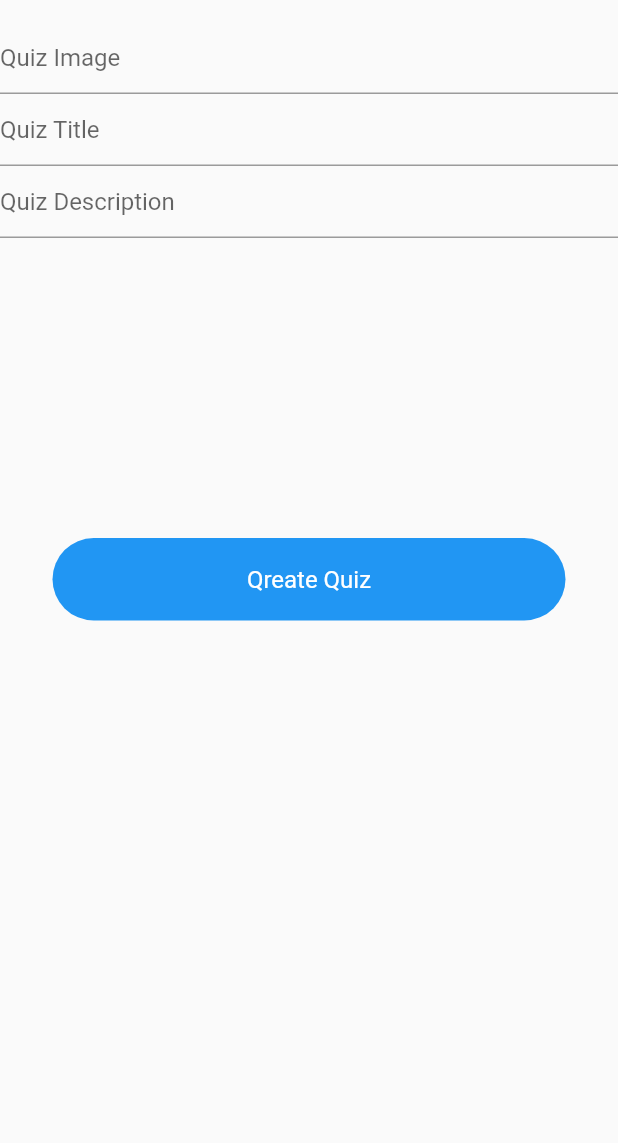
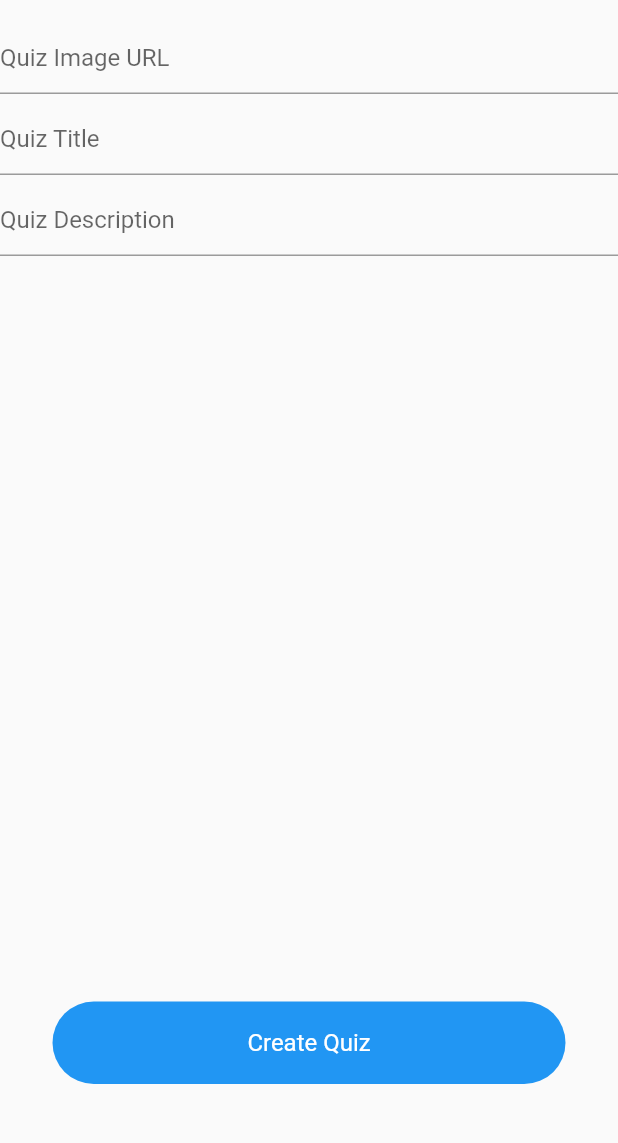
Before and after one commit to mohi-nettari/QuizMaker, a Flutter app: the creatquiz screen opened directly, on a phone screen of 412 x 824 dp, the part 62-1205 px from its top. Run offline on Flutter 3.47's test engine with Material 2 defaults, Android fonts, the phone set to English and light mode, and no system bars; our stand-ins replace cloud_firestore, firebase_auth, firebase_core, random_string; missing offline and left inert: dart:html; accounts and stored records are empty.

Commit message:
create_quiz and add a qustion featurs added

```diff
--- a/lib/models/simpleUser.dart
+++ b/lib/models/simpleUser.dart
@@ -1,6 +1,4 @@
 class SimpleUser {
-
   final String uid;
   SimpleUser({required this.uid});
-
 }
--- a/lib/views/create_quiz.dart
+++ b/lib/views/create_quiz.dart
@@ -1,6 +1,11 @@
+import 'dart:html';
+
 import 'package:flutter/material.dart';
+import 'package:quizmaker/services/database.dart';
+import 'package:random_string/random_string.dart';
 
 import '../widgets/widgets.dart';
+import 'AddQuistions.dart';
 
 class creatquiz extends StatefulWidget {
   const creatquiz({Key? key}) : super(key: key);
@@ -10,6 +15,33 @@ class creatquiz extends StatefulWidget {
 }
 
 class _creatquizState extends State<creatquiz> {
+  final _formKey = GlobalKey<FormState>();
+  late String imageUrl, quizName, quizDesc, quizId;
+  DatabaseService databaseService = new DatabaseService();
+  bool _isLoading = false;
+
+  createQuizOnline() async {
+    if (_formKey.currentState!.validate()) {
+      setState(() {
+        _isLoading = true;
+      });
+      quizId = randomAlphaNumeric(16);
+      Map<String, String> quizMap = {
+        "quizId": quizId,
+        "quizTitle": quizName,
+        "quizImage": imageUrl,
+      };
+
+      await databaseService.addQuizData(quizMap, quizId).then((value) {
+        setState(() {
+          _isLoading = false;
+        });
+        Navigator.pushReplacement(
+            context, MaterialPageRoute(builder: (context) => AddQuistions(quizId)));
+      });
+    }
+  }
+
   @override
   Widget build(BuildContext context) {
     return Scaffold(
@@ -22,51 +54,63 @@ class _creatquizState extends State<creatquiz> {
         brightness: Brightness.light,
       ),
       body: Form(
-        child : Container(
+        key: _formKey,
+        child: _isLoading
+            ? Container(
+                child: Center(
+                  child: CircularProgressIndicator(),
+                ),
+              )
+            : Container(
                 child: Column(
                   children: [
                     TextFormField(
-              validator: (val){ val!.isEmpty ? "Enter a correct quiz Image" : null ;},
-              decoration: InputDecoration(
-                  hintText: "Quiz Image"
-              ) ,
-              onChanged: (val){
+                      validator: (val) {
+                        val!.isEmpty ? "Enter a correct quiz Image" : null;
+                      },
+                      decoration: InputDecoration(hintText: "Quiz Image URL"),
+                      onChanged: (val) {
+                        //TODO
+                        imageUrl = val;
                       },
                     ),
+                    SizedBox(
+                      height: 6,
+                    ),
                     TextFormField(
-              validator: (val){ val!.isEmpty ? "Enter a correct Quiz Title" : null ;},
-              decoration: InputDecoration(
-                  hintText: "Quiz Title"
-              ) ,
-              onChanged: (val){
+                      validator: (val) {
+                        val!.isEmpty ? "Enter a correct Quiz Title" : null;
+                      },
+                      decoration: InputDecoration(hintText: "Quiz Title"),
+                      onChanged: (val) {
+                        //TODO
+                        quizName = val;
                       },
                     ),
+                    SizedBox(
+                      height: 6,
+                    ),
                     TextFormField(
-              validator: (val){ val!.isEmpty ? "Enter a correct Quiz Description" : null ;},
-              decoration: InputDecoration(
-                  hintText: "Quiz Description"
-              ) ,
-              onChanged: (val){
+                      validator: (val) {
+                        val!.isEmpty
+                            ? "Enter a correct Quiz Description"
+                            : null;
+                      },
+                      decoration: InputDecoration(hintText: "Quiz Description"),
+                      onChanged: (val) {
+                        //TODO
+                        quizDesc = val;
                       },
                     ),
-            SizedBox(height: 200,),
+                    Spacer(),
                     GestureDetector(
-              onTap: ()  {
-                //create a quiz
+                        onTap: () {
+                          //create quiz event
+                          createQuizOnline();
                         },
-              child: Container(
-                alignment: Alignment.center,
-                width: MediaQuery.of(context).size.width,
-                margin: EdgeInsets.fromLTRB(35, 0, 35, 0),
-                padding: EdgeInsets.symmetric(horizontal: 20, vertical: 18),
-                decoration: BoxDecoration(
-                    color: Colors.blue,
-                    borderRadius: BorderRadius.circular(30)),
-                child: Text(
-                  "Qreate Quiz",
-                  style: TextStyle(fontSize: 16, color: Colors.white),
-                ),
-              ),
+                        child: blueButton(context : context, name: "Create Quiz")),
+                    SizedBox(
+                      height: 60,
                     ),
                   ],
                 ),
--- a/lib/widgets/widgets.dart
+++ b/lib/widgets/widgets.dart
@@ -1,14 +1,34 @@
 import 'package:flutter/material.dart';
 
-Widget appBar(BuildContext context){
+Widget appBar(BuildContext context) {
   return RichText(
     textAlign: TextAlign.center,
     text: TextSpan(
       style: TextStyle(fontSize: 22),
       children: const <TextSpan>[
-        TextSpan(text: 'Quiz', style: TextStyle(fontWeight: FontWeight.w600,color: Colors.black54)),
-        TextSpan(text: 'Maker',style: TextStyle(fontWeight: FontWeight.w600,color: Colors.blue)),
+        TextSpan(
+            text: 'Quiz',
+            style:
+                TextStyle(fontWeight: FontWeight.w600, color: Colors.black54)),
+        TextSpan(
+            text: 'Maker',
+            style: TextStyle(fontWeight: FontWeight.w600, color: Colors.blue)),
       ],
     ),
   );
 }
+
+Widget blueButton({required BuildContext context,required String name,buttonWidth}) {
+  return Container(
+    alignment: Alignment.center,
+    width:buttonWidth != null ? buttonWidth : MediaQuery.of(context).size.width - 48,
+    margin: EdgeInsets.fromLTRB(35, 0, 35, 0),
+    padding: EdgeInsets.symmetric(horizontal: 20, vertical: 18),
+    decoration: BoxDecoration(
+        color: Colors.blue, borderRadius: BorderRadius.circular(30)),
+    child: Text(
+      name,
+      style: TextStyle(fontSize: 16, color: Colors.white),
+    ),
+  );
+}
```
Also changed, not shown: lib/main.dart (+3 -4 lines), lib/services/auth.dart (+28 -29 lines), lib/services/database.dart (added, +25 -0 lines), lib/views/AddQuistions.dart (added, +162 -0 lines), lib/views/home.dart (+8 -11 lines), lib/views/signin.dart (+51 -52 lines), lib/views/signup.dart (+65 -67 lines), lib/firebase_options.dart. Lines whose indentation alone changed are shown as unchanged.
